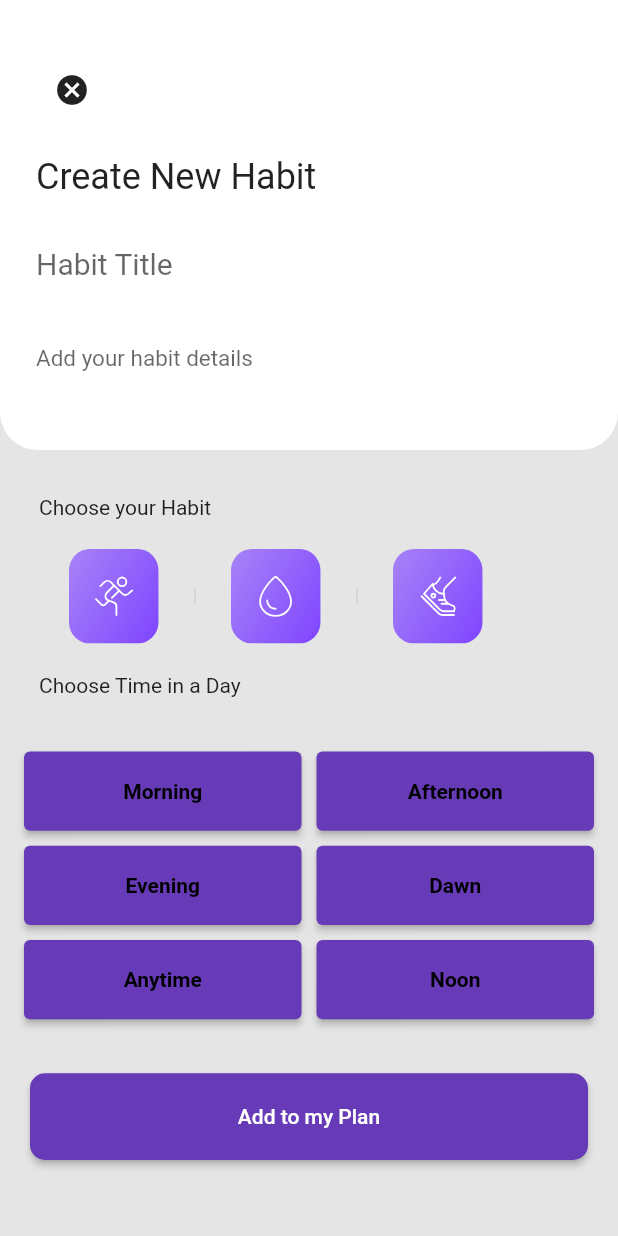
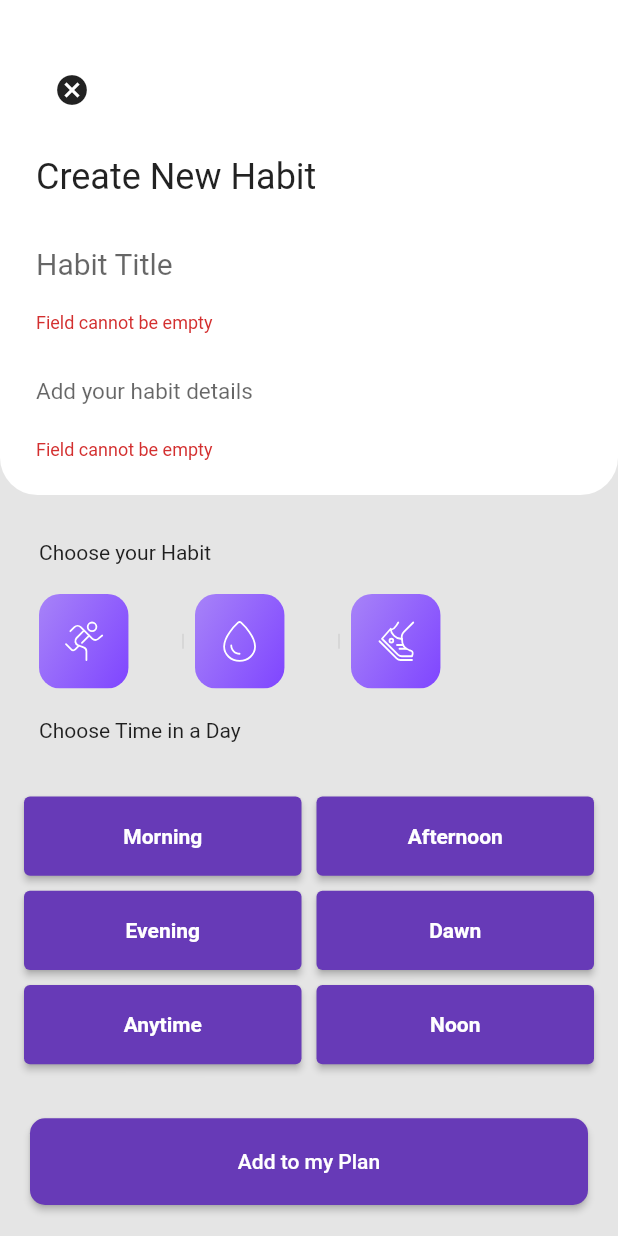
Before and after one commit to JosephAwuku33/habiter, a Flutter app: the CreatePage screen opened directly, after a tap on "Add to my Plan", on a phone screen of 412 x 824 dp. Run offline on Flutter 3.47's test engine with Material 2 defaults, Android fonts, the phone set to English and light mode, and no system bars; our stand-ins replace calendar_timeline, flutter_svg, google_fonts, percent_indicator; Roboto replaces fonts that are missing (Sen).

Commit message:
added calendar widget

```diff
--- a/lib/pages/create_plan_page.dart
+++ b/lib/pages/create_plan_page.dart
@@ -1,6 +1,9 @@
 import 'package:flutter/material.dart';
 import 'package:habiter/widgets/activity_widgets.dart';
 import 'package:habiter/widgets/gridview_widget.dart';
+import 'package:habiter/models/habit.dart';
+import 'package:habiter/provider/habit_provider.dart';
+import 'package:provider/provider.dart';
 
 class CreatePage extends StatefulWidget {
   const CreatePage({super.key});
@@ -26,7 +29,16 @@ class _CreatePageState extends State<CreatePage> {
     super.dispose();
   }
 
-  void onSubmit() {}
+  void _onSubmit(HabitProvider habitProvider) {
+    if (_formKey.currentState!.validate()) {
+      final newHabit = Habit(
+          title: _habitTitle,
+          details: _habitDetails,
+          activity: _selectedActivity,
+          period: _selectedTimePeriod);
+      habitProvider.addHabit(newHabit);
+    }
+  }
 
   @override
   Widget build(BuildContext context) {
@@ -43,7 +55,7 @@ class _CreatePageState extends State<CreatePage> {
           //First container is for the upper section of the page
           Container(
             width: double.infinity,
-            height: 300,
+            height: 330,
             padding: const EdgeInsets.all(16),
             decoration: const BoxDecoration(
                 color: Colors.white,
@@ -150,7 +162,11 @@ class _CreatePageState extends State<CreatePage> {
               height: MediaQuery.of(context).size.height * 0.07,
               width: double.infinity,
               child: ElevatedButton(
-                  onPressed: () {},
+                  onPressed: () {
+                    final habitProvider =
+                        Provider.of<HabitProvider>(context, listen: false);
+                    _onSubmit(habitProvider);
+                  },
                   style: ElevatedButton.styleFrom(
                       foregroundColor: Colors.orange[500],
                       shape: RoundedRectangleBorder(
--- a/lib/widgets/activity_widgets.dart
+++ b/lib/widgets/activity_widgets.dart
@@ -11,9 +11,7 @@ class ActivityWidgets extends StatelessWidget {
 
   @override
   Widget build(BuildContext context) {
-    return Padding(
-      padding: const EdgeInsets.only(left: 4.0),
-      child: Row(
+    return Row(
       mainAxisAlignment: MainAxisAlignment.start,
       children: [
         buildButton(context, 'assets/activity_icons/run.svg', () {
@@ -26,9 +24,8 @@ class ActivityWidgets extends StatelessWidget {
         buildDivider(),
         buildButton(context, 'assets/activity_icons/walk.svg', () {
           onSelectedActivity('Walking');
-          }),
+        })
       ],
-      ),
     );
   }
 
@@ -39,7 +36,8 @@ class ActivityWidgets extends StatelessWidget {
   Widget buildButton(
           BuildContext context, String assetName, VoidCallback onPresssed) =>
       MaterialButton(
-          materialTapTargetSize: MaterialTapTargetSize.shrinkWrap,
+          padding: const EdgeInsets.only(right: 28),
+          //materialTapTargetSize: MaterialTapTargetSize.shrinkWrap,
           onPressed: () {
             onPresssed();
           },
--- a/lib/widgets/gridview_widget.dart
+++ b/lib/widgets/gridview_widget.dart
@@ -29,7 +29,7 @@ class MyGridView extends StatelessWidget {
             child: const Text(
               'Morning',
               style:
-                  TextStyle(fontWeight: FontWeight.bold, color: Colors.black),
+                  TextStyle(fontWeight: FontWeight.bold, color: Colors.white),
             ),
           ),
         ),
@@ -44,7 +44,7 @@ class MyGridView extends StatelessWidget {
             child: const Text(
               'Afternoon',
               style:
-                  TextStyle(color: Colors.black, fontWeight: FontWeight.bold),
+                  TextStyle(color: Colors.white, fontWeight: FontWeight.bold),
             ),
           ),
         ),
@@ -58,7 +58,7 @@ class MyGridView extends StatelessWidget {
                     selectedTimePeriod == 'Evening' ? Colors.green : null),
             child: const Text('Evening',
                 style: TextStyle(
-                    fontWeight: FontWeight.bold, color: Colors.black)),
+                    fontWeight: FontWeight.bold, color: Colors.white)),
           ),
         ),
         SizedBox(
@@ -71,7 +71,7 @@ class MyGridView extends StatelessWidget {
                     selectedTimePeriod == 'Dawn' ? Colors.green : null),
             child: const Text('Dawn',
                 style: TextStyle(
-                    fontWeight: FontWeight.bold, color: Colors.black)),
+                    fontWeight: FontWeight.bold, color: Colors.white)),
           ),
         ),
         SizedBox(
@@ -84,7 +84,7 @@ class MyGridView extends StatelessWidget {
                     selectedTimePeriod == 'Anytime' ? Colors.green : null),
             child: const Text('Anytime',
                 style: TextStyle(
-                    fontWeight: FontWeight.bold, color: Colors.black)),
+                    fontWeight: FontWeight.bold, color: Colors.white)),
           ),
         ),
         SizedBox(
@@ -97,7 +97,7 @@ class MyGridView extends StatelessWidget {
                     selectedTimePeriod == 'Noon' ? Colors.green : null),
             child: const Text('Noon',
                 style: TextStyle(
-                    fontWeight: FontWeight.bold, color: Colors.black)),
+                    fontWeight: FontWeight.bold, color: Colors.white)),
           ),
         ),
       ],
--- a/pubspec.yaml
+++ b/pubspec.yaml
@@ -13,6 +13,7 @@ dependencies:
   provider: ^6.0.5
   flutter_svg: ^2.0.7
   percent_indicator: ^4.2.3
+  calendar_timeline: ^1.1.2
 
 
 
```
Also changed, not shown: lib/pages/today_plan_page.dart (+17 -4 lines), lib/widgets/calendar_widgets.dart (added, +48 -0 lines), pubspec.lock. Lines whose indentation alone changed are shown as unchanged.
